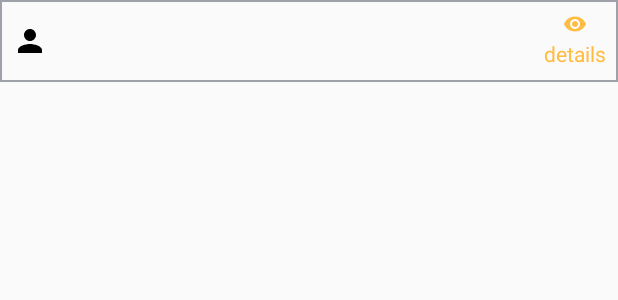
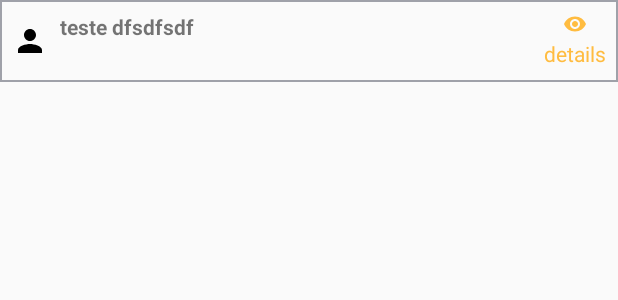
Before and after one commit to albuquerquerlucas/Orm, an Android app: the layout item_lista.xml on its own in the app's theme, with its tools: preview values and no code run, on a phone screen of 412 x 824 dp. Shown: the top 300 px of the screen. Run offline under Robolectric (Android 15) with nearby library versions, the phone set to English and light mode, and no system bars.

Commit message:
Alterção no layut para exibição correta do nome do cliente

```diff
--- a/app/src/main/res/layout/item_lista.xml
+++ b/app/src/main/res/layout/item_lista.xml
@@ -27,9 +27,9 @@
 
             <TextView
                 android:id="@+id/txt_cliente"
-                android:layout_width="match_parent"
+                android:layout_width="wrap_content"
                 android:layout_height="match_parent"
-                android:text=""
+                android:text="teste dfsdfsdf"
                 android:textStyle="bold"
                 android:gravity="center_vertical"/>
 
```
